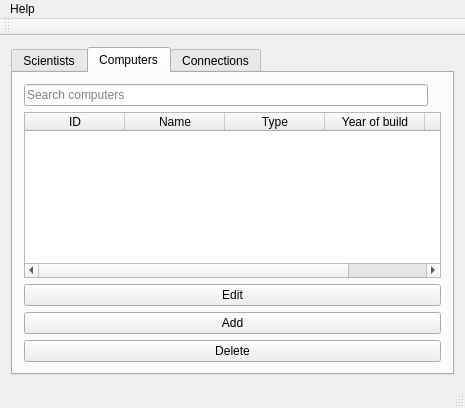
This is Gui-Vln-2016/mainwindow.ui in ivark16/Vln-2016 as Qt 5 draws it before an edit. The edited form follows.
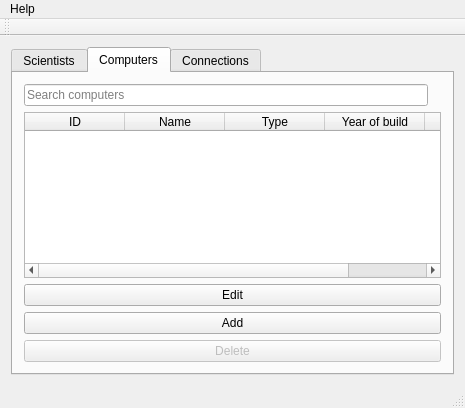
This is the edited form.

The edit to the form file:
```diff
--- a/Gui-Vln-2016/mainwindow.ui
+++ b/Gui-Vln-2016/mainwindow.ui
@@ -231,7 +231,10 @@
          </widget>
         </item>
         <item>
-         <widget class="QPushButton" name="pushButton_4">
+         <widget class="QPushButton" name="pushButtonDeleteComputer">
+          <property name="enabled">
+           <bool>false</bool>
+          </property>
           <property name="text">
            <string>Delete</string>
           </property>
```
Left out of the diff: 5 changed lines with no effect on the pictures.
